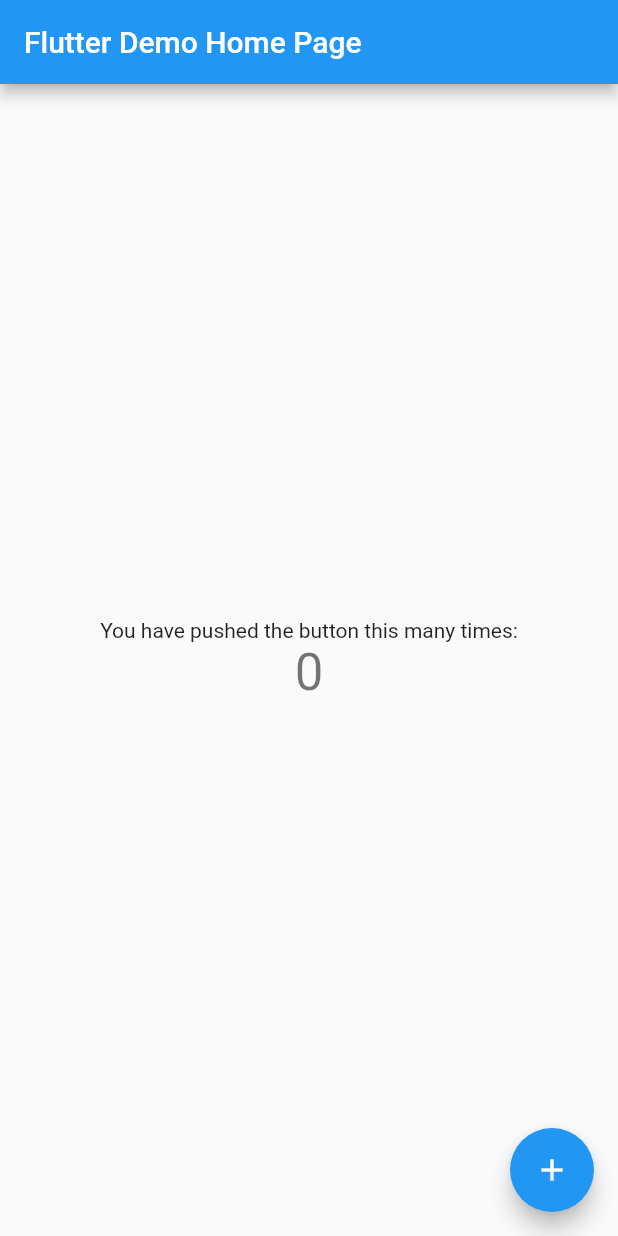
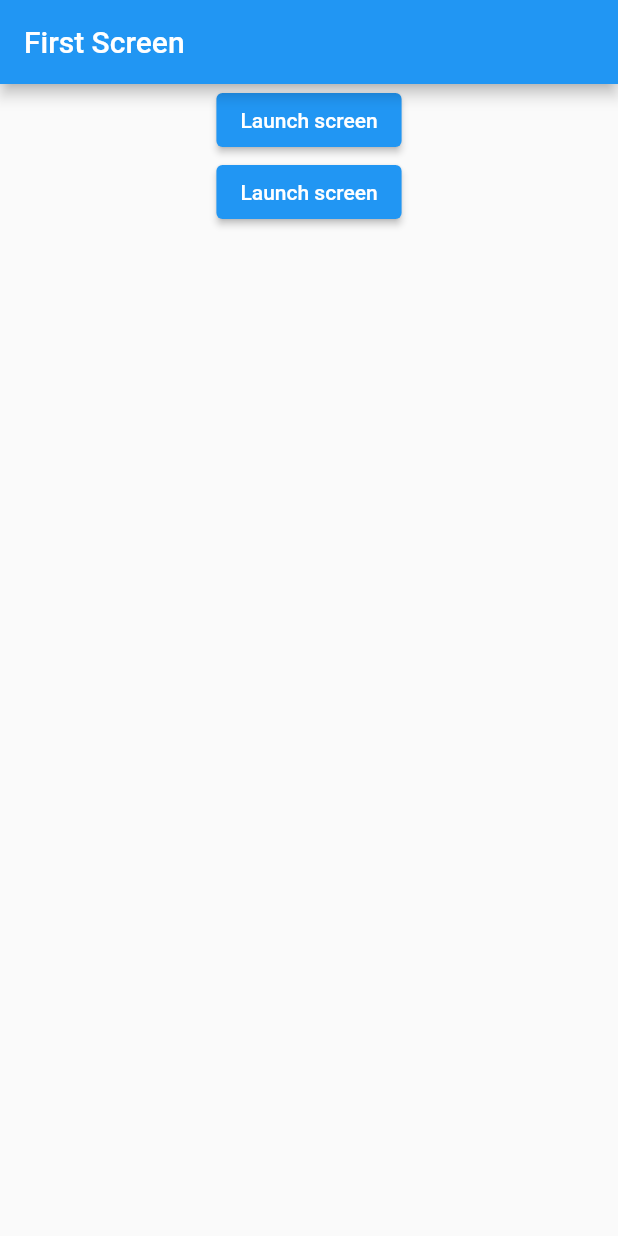
Before and after one commit to JoshuaCCrass/flutter_message_demo, a Flutter app: the screen it shows after launch, on a phone screen of 412 x 824 dp. Run offline on Flutter 3.47's test engine with Material 2 defaults, Android fonts, the phone set to English and light mode, and no system bars.

Commit message:
starter code

```diff
--- a/lib/main.dart
+++ b/lib/main.dart
@@ -1,115 +1,102 @@
 import 'package:flutter/material.dart';
 
 void main() {
-  runApp(const MyApp());
+  runApp(
+    MaterialApp(
+      title: 'Named Routes Demo',
+      // Start the app with the "/" named route. In this case, the app starts
+      // on the FirstScreen widget.
+      initialRoute: '/',
+      routes: {
+        // When navigating to the "/" route, build the FirstScreen widget.
+        '/': (context) => const FirstScreen(),
+        // When navigating to the "/second" route, build the SecondScreen widget.
+        '/second': (context) => const SecondScreen(),
+        '/third': (context) => const ThirdScreen()
+      },
+    ),
+  );
 }
 
-class MyApp extends StatelessWidget {
-  const MyApp({Key? key}) : super(key: key);
+class FirstScreen extends StatelessWidget {
+  const FirstScreen({Key? key}) : super(key: key);
 
-  // This widget is the root of your application.
   @override
   Widget build(BuildContext context) {
-    return MaterialApp(
-      title: 'Flutter Demo',
-      theme: ThemeData(
-        // This is the theme of your application.
-        //
-        // Try running your application with "flutter run". You'll see the
-        // application has a blue toolbar. Then, without quitting the app, try
-        // changing the primarySwatch below to Colors.green and then invoke
-        // "hot reload" (press "r" in the console where you ran "flutter run",
-        // or simply save your changes to "hot reload" in a Flutter IDE).
-        // Notice that the counter didn't reset back to zero; the application
-        // is not restarted.
-        primarySwatch: Colors.blue,
+    return Scaffold(
+      appBar: AppBar(
+        title: const Text('First Screen'),
       ),
-      home: const MyHomePage(title: 'Flutter Demo Home Page'),
+      body: Center(
+        child: Column(
+          children: [
+            ElevatedButton(
+              // Within the `FirstScreen` widget
+              onPressed: () {
+                // Navigate to the second screen using a named route.
+                Navigator.pushNamed(context, '/second');
+              },
+              child: const Text('Launch screen'),
+            ),
+            ElevatedButton(
+              // Within the `FirstScreen` widget
+              onPressed: () {
+                // Navigate to the second screen using a named route.
+                Navigator.pushNamed(context, '/third');
+              },
+              child: const Text('Launch screen'),
+            ),
+          ],
+        ),
+      ),
     );
   }
 }
 
-class MyHomePage extends StatefulWidget {
-  const MyHomePage({Key? key, required this.title}) : super(key: key);
-
-  // This widget is the home page of your application. It is stateful, meaning
-  // that it has a State object (defined below) that contains fields that affect
-  // how it looks.
-
-  // This class is the configuration for the state. It holds the values (in this
-  // case the title) provided by the parent (in this case the App widget) and
-  // used by the build method of the State. Fields in a Widget subclass are
-  // always marked "final".
-
-  final String title;
-
-  @override
-  State<MyHomePage> createState() => _MyHomePageState();
-}
-
-class _MyHomePageState extends State<MyHomePage> {
-  int _counter = 0;
-
-  void _incrementCounter() {
-    setState(() {
-      // This call to setState tells the Flutter framework that something has
-      // changed in this State, which causes it to rerun the build method below
-      // so that the display can reflect the updated values. If we changed
-      // _counter without calling setState(), then the build method would not be
-      // called again, and so nothing would appear to happen.
-      _counter++;
-    });
-  }
+class SecondScreen extends StatelessWidget {
+  const SecondScreen({Key? key}) : super(key: key);
 
   @override
   Widget build(BuildContext context) {
-    // This method is rerun every time setState is called, for instance as done
-    // by the _incrementCounter method above.
-    //
-    // The Flutter framework has been optimized to make rerunning build methods
-    // fast, so that you can just rebuild anything that needs updating rather
-    // than having to individually change instances of widgets.
     return Scaffold(
       appBar: AppBar(
-        // Here we take the value from the MyHomePage object that was created by
-        // the App.build method, and use it to set our appbar title.
-        title: Text(widget.title),
+        title: const Text('Second Screen'),
       ),
       body: Center(
-        // Center is a layout widget. It takes a single child and positions it
-        // in the middle of the parent.
-        child: Column(
-          // Column is also a layout widget. It takes a list of children and
-          // arranges them vertically. By default, it sizes itself to fit its
-          // children horizontally, and tries to be as tall as its parent.
-          //
-          // Invoke "debug painting" (press "p" in the console, choose the
-          // "Toggle Debug Paint" action from the Flutter Inspector in Android
-          // Studio, or the "Toggle Debug Paint" command in Visual Studio Code)
-          // to see the wireframe for each widget.
-          //
-          // Column has various properties to control how it sizes itself and
-          // how it positions its children. Here we use mainAxisAlignment to
-          // center the children vertically; the main axis here is the vertical
-          // axis because Columns are vertical (the cross axis would be
-          // horizontal).
-          mainAxisAlignment: MainAxisAlignment.center,
-          children: <Widget>[
-            const Text(
-              'You have pushed the button this many times:',
-            ),
-            Text(
-              '$_counter',
-              style: Theme.of(context).textTheme.headline4,
-            ),
-          ],
+        child: ElevatedButton(
+          // Within the SecondScreen widget
+          onPressed: () {
+            // Navigate back to the first screen by popping the current route
+            // off the stack.
+            Navigator.pop(context);
+          },
+          child: const Text('Go back!'),
         ),
       ),
-      floatingActionButton: FloatingActionButton(
-        onPressed: _incrementCounter,
-        tooltip: 'Increment',
-        child: const Icon(Icons.add),
-      ), // This trailing comma makes auto-formatting nicer for build methods.
     );
   }
 }
+
+class ThirdScreen extends StatelessWidget {
+  const ThirdScreen({Key? key}) : super(key: key);
+
+  @override
+  Widget build(BuildContext context) {
+    return Scaffold(
+      appBar: AppBar(
+        title: const Text('Third Screen'),
+      ),
+      body: Center(
+        child: ElevatedButton(
+          // Within the SecondScreen widget
+          onPressed: () {
+            // Navigate back to the first screen by popping the current route
+            // off the stack.
+            Navigator.pop(context);
+          },
+          child: const Text('Go back!'),
+        ),
+      ),
+    );
+  }
+}
```
